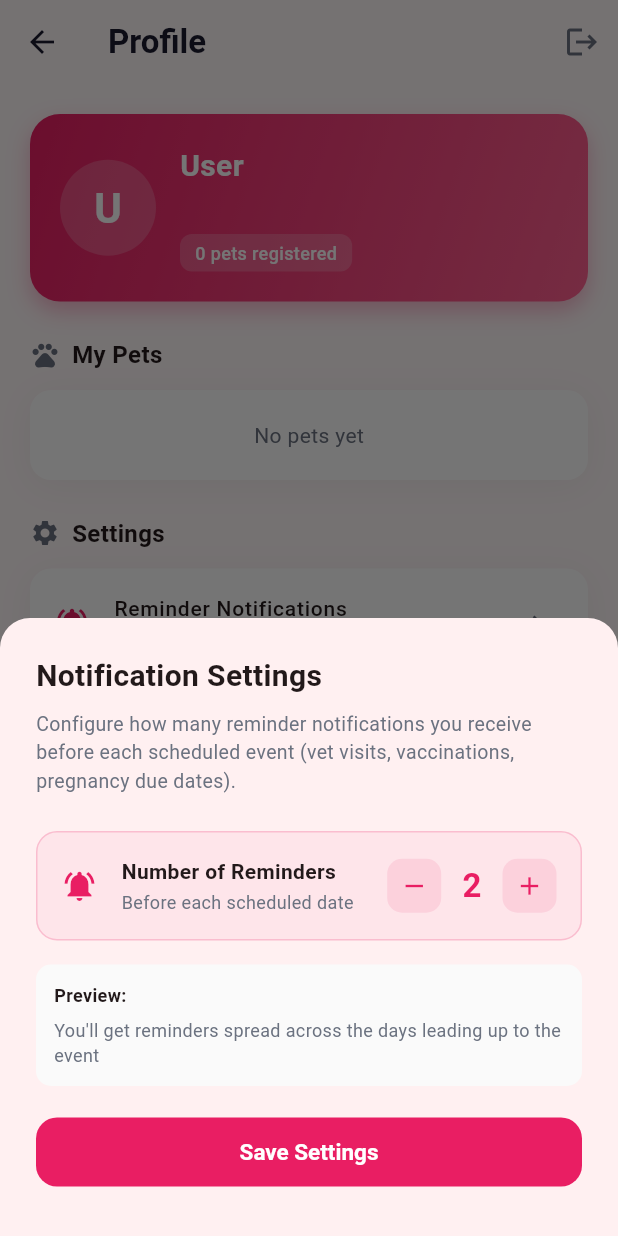
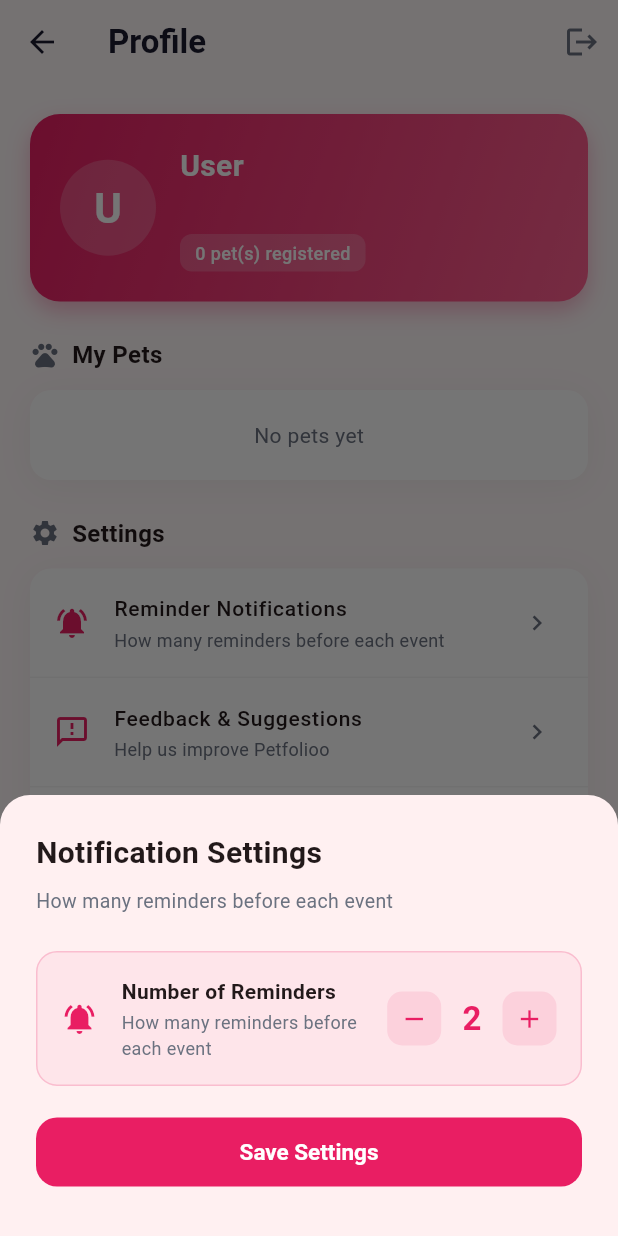
Before and after one commit to abdelaziz-allam/pet-roll-ai, a Flutter app: the ProfileScreen screen opened directly, after a tap on "Reminder Notifications", on a phone screen of 412 x 824 dp. Run offline on Flutter 3.47's test engine with Material 3 defaults, Android fonts, the phone set to English and light mode, and no system bars; our stand-ins replace cached_network_image, cloud_firestore, dio, file_picker, firebase_auth, firebase_core and 18 more; accounts and stored records are empty; network calls fail.

Commit message:
fix(app): resolve 7 bugs reported by tester (v1.1.1)
- Fix Google Sign-in: remove serverClientId causing SHA-1 mismatch,
  clear cached credentials before sign-in, handle 404 fallback to register
- Fix notification PlatformException crash: wrap all zonedSchedule calls
  in try-catch to prevent "Missing type parameter" crash on Android,
  add required SCHEDULE_EXACT_ALARM/POST_NOTIFICATIONS permissions
- Fix health record modal not closing: isolate notification scheduling
  from the save flow so notification failures don't block modal dismiss
- Fix vaccination save 500 error: correct field name from
  'administeredDate' to 'dateAdministered', filter null/empty fields
- Fix Rate Us: remove 30-day cooldown that blocked the dialog entirely
- Fix adaptive icon: set background color to match app brand pink
- Bump version to 1.1.1+4

```diff
--- a/monorepo/app/lib/core/services/notification_service.dart
+++ b/monorepo/app/lib/core/services/notification_service.dart
@@ -180,6 +180,7 @@ class NotificationService {
     required String body,
     required DateTime scheduledDate,
   }) async {
+    try {
       final tzDate = tz.TZDateTime.from(scheduledDate, tz.local);
 
       await _plugin.zonedSchedule(
@@ -204,6 +205,9 @@ class NotificationService {
         androidScheduleMode: AndroidScheduleMode.inexactAllowWhileIdle,
         uiLocalNotificationDateInterpretation: UILocalNotificationDateInterpretation.absoluteTime,
       );
+    } catch (_) {
+      // Silently fail if notification scheduling fails (e.g. missing exact alarm permission)
+    }
   }
 
   Future<void> cancelAll(int baseId, {int range = 10}) async {
--- a/monorepo/app/lib/features/health/screens/health_records_screen.dart
+++ b/monorepo/app/lib/features/health/screens/health_records_screen.dart
@@ -150,6 +150,7 @@ class _HealthRecordsScreenState extends State<HealthRecordsScreen> {
                         });
 
                         if (nextVisitDate != null) {
+                          try {
                             final notifId = widget.petId.hashCode + titleCtrl.text.hashCode;
                             await NotificationService().scheduleReminders(
                               baseId: notifId.abs() % 100000,
@@ -157,6 +158,7 @@ class _HealthRecordsScreenState extends State<HealthRecordsScreen> {
                               body: '${titleCtrl.text} - Next visit at ${vetCtrl.text.isNotEmpty ? vetCtrl.text : "vet"}',
                               targetDate: nextVisitDate!,
                             );
+                          } catch (_) {}
                         }
 
                         Navigator.pop(ctx);
--- a/monorepo/app/lib/features/pets/screens/pet_detail_screen.dart
+++ b/monorepo/app/lib/features/pets/screens/pet_detail_screen.dart
@@ -466,12 +466,14 @@ class _PetDetailScreenState extends State<PetDetailScreen> with SingleTickerProv
       });
 
       // Schedule birthday notification
+      try {
         final notifId = (_pet['id'].hashCode + 99999).abs() % 100000;
         await NotificationService().scheduleBirthdayNotification(
           notificationId: notifId,
           petName: _pet['name'] ?? 'Your pet',
           birthDate: picked,
         );
+      } catch (_) {}
 
       setState(() => _pet['dateOfBirth'] = picked.toIso8601String());
 
--- a/monorepo/app/lib/features/profile/screens/profile_screen.dart
+++ b/monorepo/app/lib/features/profile/screens/profile_screen.dart
@@ -4,6 +4,7 @@ import 'package:shared_preferences/shared_preferences.dart';
 import '../../../core/services/api_service.dart';
 import '../../../core/services/notification_service.dart';
 import '../../../core/theme/app_theme.dart';
+import '../../../l10n/generated/app_localizations.dart';
 import '../../../main.dart';
 import '../../feedback/feedback_screen.dart';
 import '../../pets/screens/pet_detail_screen.dart';
@@ -39,24 +40,23 @@ class _ProfileScreenState extends State<ProfileScreen> {
   }
 
   void _showDeleteAccountDialog() {
+    final l10n = AppLocalizations.of(context)!;
     showDialog(
       context: context,
       builder: (ctx) => AlertDialog(
         shape: RoundedRectangleBorder(borderRadius: BorderRadius.circular(16)),
-        title: const Row(
+        title: Row(
           children: [
-            Icon(Icons.warning_amber_rounded, color: AppTheme.error, size: 28),
-            SizedBox(width: 10),
-            Text('Delete Account'),
+            const Icon(Icons.warning_amber_rounded, color: AppTheme.error, size: 28),
+            const SizedBox(width: 10),
+            Text(l10n.deleteAccount),
           ],
         ),
-        content: const Text(
-          'This will permanently delete your account and all associated data including pets, health records, and mating listings. This action cannot be undone.',
-        ),
+        content: Text(l10n.deleteAccountConfirm),
         actions: [
           TextButton(
             onPressed: () => Navigator.pop(ctx),
-            child: const Text('Cancel'),
+            child: Text(l10n.cancel),
           ),
           ElevatedButton(
             onPressed: () async {
@@ -73,13 +73,13 @@ class _ProfileScreenState extends State<ProfileScreen> {
               } catch (e) {
                 if (mounted) {
                   ScaffoldMessenger.of(context).showSnackBar(
-                    SnackBar(content: Text('Error: $e'), backgroundColor: AppTheme.error),
+                    SnackBar(content: Text('${l10n.error}: $e'), backgroundColor: AppTheme.error),
                   );
                 }
               }
             },
             style: ElevatedButton.styleFrom(backgroundColor: AppTheme.error),
-            child: const Text('Delete', style: TextStyle(color: Colors.white)),
+            child: Text(l10n.delete, style: const TextStyle(color: Colors.white)),
           ),
         ],
       ),
@@ -87,16 +87,17 @@ class _ProfileScreenState extends State<ProfileScreen> {
   }
 
   void _showDeletePetDialog(dynamic pet) {
+    final l10n = AppLocalizations.of(context)!;
     showDialog(
       context: context,
       builder: (ctx) => AlertDialog(
         shape: RoundedRectangleBorder(borderRadius: BorderRadius.circular(16)),
-        title: Text('Delete ${pet['name'] ?? 'Pet'}?'),
-        content: const Text('This will permanently remove this pet and all related records.'),
+        title: Text('${l10n.deletePet} ${pet['name'] ?? ''}?'),
+        content: Text(l10n.deleteAccountConfirm),
         actions: [
           TextButton(
             onPressed: () => Navigator.pop(ctx),
-            child: const Text('Cancel'),
+            child: Text(l10n.cancel),
           ),
           ElevatedButton(
             onPressed: () async {
@@ -106,19 +107,19 @@ class _ProfileScreenState extends State<ProfileScreen> {
                 _loadProfile();
                 if (mounted) {
                   ScaffoldMessenger.of(context).showSnackBar(
-                    const SnackBar(content: Text('Pet deleted'), backgroundColor: AppTheme.success),
+                    SnackBar(content: Text(l10n.success), backgroundColor: AppTheme.success),
                   );
                 }
               } catch (e) {
                 if (mounted) {
                   ScaffoldMessenger.of(context).showSnackBar(
-                    SnackBar(content: Text('Error: $e'), backgroundColor: AppTheme.error),
+                    SnackBar(content: Text('${l10n.error}: $e'), backgroundColor: AppTheme.error),
                   );
                 }
               }
             },
             style: ElevatedButton.styleFrom(backgroundColor: AppTheme.error),
-            child: const Text('Delete', style: TextStyle(color: Colors.white)),
+            child: Text(l10n.delete, style: const TextStyle(color: Colors.white)),
           ),
         ],
       ),
@@ -134,33 +135,19 @@ class _ProfileScreenState extends State<ProfileScreen> {
   }
 
   Future<void> _requestReview() async {
-    final prefs = await SharedPreferences.getInstance();
-    final lastPrompt = prefs.getInt('last_review_prompt') ?? 0;
-    final now = DateTime.now().millisecondsSinceEpoch;
-    final thirtyDays = 30 * 24 * 60 * 60 * 1000;
-
-    if (now - lastPrompt < thirtyDays && lastPrompt > 0) {
-      if (mounted) {
-        ScaffoldMessenger.of(context).showSnackBar(
-          const SnackBar(content: Text('Thank you! You can rate us again later.'), backgroundColor: AppTheme.primary),
-        );
-      }
-      return;
-    }
-
-    await prefs.setInt('last_review_prompt', now);
+    final l10n = AppLocalizations.of(context)!;
 
     if (mounted) {
       showDialog(
         context: context,
         builder: (ctx) => AlertDialog(
           shape: RoundedRectangleBorder(borderRadius: BorderRadius.circular(16)),
-          title: const Text('Enjoying Petfolioo?', style: TextStyle(fontWeight: FontWeight.w700)),
-          content: const Text('If you love our app, please take a moment to rate us on the Play Store. Your feedback helps us grow!'),
+          title: Text(l10n.enjoyingApp, style: const TextStyle(fontWeight: FontWeight.w700)),
+          content: Text(l10n.rateUsMessage),
           actions: [
             TextButton(
               onPressed: () => Navigator.pop(ctx),
-              child: const Text('Later'),
+              child: Text(l10n.later),
             ),
             ElevatedButton(
               onPressed: () {
@@ -168,7 +155,7 @@ class _ProfileScreenState extends State<ProfileScreen> {
                 _openPlayStore();
               },
               style: ElevatedButton.styleFrom(backgroundColor: AppTheme.primary),
-              child: const Text('Rate Now', style: TextStyle(color: Colors.white)),
+              child: Text(l10n.rateNow, style: const TextStyle(color: Colors.white)),
             ),
           ],
         ),
@@ -187,9 +174,10 @@ class _ProfileScreenState extends State<ProfileScreen> {
 
   @override
   Widget build(BuildContext context) {
+    final l10n = AppLocalizations.of(context)!;
     return Scaffold(
       appBar: AppBar(
-        title: const Text('Profile', style: TextStyle(fontWeight: FontWeight.w700)),
+        title: Text(l10n.profile, style: const TextStyle(fontWeight: FontWeight.w700)),
         actions: [
           IconButton(
             onPressed: _logout,
@@ -206,18 +194,18 @@ class _ProfileScreenState extends State<ProfileScreen> {
                 children: [
                   _buildProfileHeader(),
                   const SizedBox(height: 24),
-                  _buildSection('My Pets', Icons.pets),
+                  _buildSection(l10n.myPets, Icons.pets),
                   const SizedBox(height: 12),
                   if (_pets.isEmpty)
                     _buildEmptyPets()
                   else
                     ..._pets.map((pet) => _buildPetTile(pet)),
                   const SizedBox(height: 24),
-                  _buildSection('Settings', Icons.settings),
+                  _buildSection(l10n.settings, Icons.settings),
                   const SizedBox(height: 12),
                   _buildSettingsCard(),
                   const SizedBox(height: 24),
-                  _buildSection('Danger Zone', Icons.warning_amber_rounded),
+                  _buildSection(l10n.dangerZone, Icons.warning_amber_rounded),
                   const SizedBox(height: 12),
                   _buildDangerZone(),
                   const SizedBox(height: 40),
@@ -282,7 +270,7 @@ class _ProfileScreenState extends State<ProfileScreen> {
                     borderRadius: BorderRadius.circular(8),
                   ),
                   child: Text(
-                    '${_pets.length} pet${_pets.length == 1 ? '' : 's'} registered',
+                    AppLocalizations.of(context)!.petsRegistered(_pets.length),
                     style: const TextStyle(fontSize: 12, color: Colors.white, fontWeight: FontWeight.w500),
                   ),
                 ),
@@ -312,8 +300,8 @@ class _ProfileScreenState extends State<ProfileScreen> {
         borderRadius: BorderRadius.circular(14),
         boxShadow: AppTheme.cardShadow,
       ),
-      child: const Center(
-        child: Text('No pets yet', style: TextStyle(color: AppTheme.textSecondary)),
+      child: Center(
+        child: Text(AppLocalizations.of(context)!.noPetsYet, style: const TextStyle(color: AppTheme.textSecondary)),
       ),
     );
   }
@@ -375,6 +363,7 @@ class _ProfileScreenState extends State<ProfileScreen> {
   }
 
   Widget _buildSettingsCard() {
+    final l10n = AppLocalizations.of(context)!;
     return Container(
       decoration: BoxDecoration(
         color: Colors.white,
@@ -385,40 +374,40 @@ class _ProfileScreenState extends State<ProfileScreen> {
         children: [
           ListTile(
             leading: const Icon(Icons.notifications_active, color: AppTheme.primary),
-            title: const Text('Reminder Notifications', style: TextStyle(fontWeight: FontWeight.w500, fontSize: 14)),
-            subtitle: const Text('How many reminders before each event', style: TextStyle(fontSize: 12, color: AppTheme.textSecondary)),
+            title: Text(l10n.reminderNotifications, style: const TextStyle(fontWeight: FontWeight.w500, fontSize: 14)),
+            subtitle: Text(l10n.reminderNotificationsDesc, style: const TextStyle(fontSize: 12, color: AppTheme.textSecondary)),
             trailing: const Icon(Icons.chevron_right, color: AppTheme.textSecondary, size: 20),
             onTap: _showNotificationSettings,
           ),
           Divider(height: 1, color: Colors.grey.shade100),
           ListTile(
             leading: const Icon(Icons.feedback_outlined, color: AppTheme.primary),
-            title: const Text('Feedback & Suggestions', style: TextStyle(fontWeight: FontWeight.w500, fontSize: 14)),
-            subtitle: const Text('Help us improve Petfolioo', style: TextStyle(fontSize: 12, color: AppTheme.textSecondary)),
+            title: Text(l10n.feedbackAndSuggestions, style: const TextStyle(fontWeight: FontWeight.w500, fontSize: 14)),
+            subtitle: Text(l10n.feedbackDesc, style: const TextStyle(fontSize: 12, color: AppTheme.textSecondary)),
             trailing: const Icon(Icons.chevron_right, color: AppTheme.textSecondary, size: 20),
             onTap: () => Navigator.push(context, MaterialPageRoute(builder: (_) => const FeedbackScreen())),
           ),
           Divider(height: 1, color: Colors.grey.shade100),
           ListTile(
             leading: const Icon(Icons.star_outline, color: AppTheme.primary),
-            title: const Text('Rate Us', style: TextStyle(fontWeight: FontWeight.w500, fontSize: 14)),
-            subtitle: const Text('Love Petfolioo? Leave a review!', style: TextStyle(fontSize: 12, color: AppTheme.textSecondary)),
+            title: Text(l10n.rateUs, style: const TextStyle(fontWeight: FontWeight.w500, fontSize: 14)),
+            subtitle: Text(l10n.rateUsDesc, style: const TextStyle(fontSize: 12, color: AppTheme.textSecondary)),
             trailing: const Icon(Icons.chevron_right, color: AppTheme.textSecondary, size: 20),
             onTap: _requestReview,
           ),
           Divider(height: 1, color: Colors.grey.shade100),
           ListTile(
             leading: const Icon(Icons.language, color: AppTheme.primary),
-            title: const Text('Language', style: TextStyle(fontWeight: FontWeight.w500, fontSize: 14)),
+            title: Text(l10n.language, style: const TextStyle(fontWeight: FontWeight.w500, fontSize: 14)),
             subtitle: Text(
-              localeNotifier.value.languageCode == 'sv' ? 'Svenska' : 'English',
+              localeNotifier.value.languageCode == 'sv' ? l10n.swedish : l10n.english,
               style: const TextStyle(fontSize: 12, color: AppTheme.textSecondary),
             ),
             trailing: const Icon(Icons.chevron_right, color: AppTheme.textSecondary, size: 20),
             onTap: _showLanguagePicker,
           ),
           Divider(height: 1, color: Colors.grey.shade100),
-          _settingsTile(Icons.info_outline, 'About', 'Petfolioo v1.0.1'),
+          _settingsTile(Icons.info_outline, l10n.about, 'Petfolioo v1.0.1'),
         ],
       ),
     );
@@ -426,6 +415,7 @@ class _ProfileScreenState extends State<ProfileScreen> {
 
   void _showNotificationSettings() async {
     int currentCount = await NotificationService().getReminderCount();
+    final l10n = AppLocalizations.of(context)!;
 
     if (!mounted) return;
     showModalBottomSheet(
@@ -438,11 +428,11 @@ class _ProfileScreenState extends State<ProfileScreen> {
             mainAxisSize: MainAxisSize.min,
             crossAxisAlignment: CrossAxisAlignment.start,
             children: [
-              const Text('Notification Settings', style: TextStyle(fontSize: 20, fontWeight: FontWeight.w700)),
+              Text(l10n.notificationSettings, style: const TextStyle(fontSize: 20, fontWeight: FontWeight.w700)),
               const SizedBox(height: 8),
-              const Text(
-                'Configure how many reminder notifications you receive before each scheduled event (vet visits, vaccinations, pregnancy due dates).',
-                style: TextStyle(fontSize: 13, color: AppTheme.textSecondary),
+              Text(
+                l10n.reminderNotificationsDesc,
+                style: const TextStyle(fontSize: 13, color: AppTheme.textSecondary),
               ),
               const SizedBox(height: 24),
               Container(
@@ -456,13 +446,13 @@ class _ProfileScreenState extends State<ProfileScreen> {
                   children: [
                     const Icon(Icons.notifications_active, color: AppTheme.primary),
                     const SizedBox(width: 16),
-                    const Expanded(
+                    Expanded(
                       child: Column(
                         crossAxisAlignment: CrossAxisAlignment.start,
                         children: [
-                          Text('Number of Reminders', style: TextStyle(fontWeight: FontWeight.w600, fontSize: 14)),
-                          SizedBox(height: 2),
-                          Text('Before each scheduled date', style: TextStyle(fontSize: 12, color: AppTheme.textSecondary)),
+                          Text(l10n.numberOfReminders, style: const TextStyle(fontWeight: FontWeight.w600, fontSize: 14)),
+                          const SizedBox(height: 2),
+                          Text(l10n.reminderNotificationsDesc, style: const TextStyle(fontSize: 12, color: AppTheme.textSecondary)),
                         ],
                       ),
                     ),
@@ -483,25 +473,6 @@ class _ProfileScreenState extends State<ProfileScreen> {
                   ],
                 ),
               ),
-              const SizedBox(height: 16),
-              Container(
-                padding: const EdgeInsets.all(12),
-                decoration: BoxDecoration(
-                  color: Colors.grey.shade50,
-                  borderRadius: BorderRadius.circular(10),
-                ),
-                child: Column(
-                  crossAxisAlignment: CrossAxisAlignment.start,
-                  children: [
-                    const Text('Preview:', style: TextStyle(fontWeight: FontWeight.w600, fontSize: 12)),
-                    const SizedBox(height: 6),
-                    Text(
-                      _buildReminderPreview(currentCount),
-                      style: const TextStyle(fontSize: 12, color: AppTheme.textSecondary),
-                    ),
-                  ],
-                ),
-              ),
               const SizedBox(height: 20),
               SizedBox(
                 width: double.infinity,
@@ -511,14 +482,11 @@ class _ProfileScreenState extends State<ProfileScreen> {
                     Navigator.pop(ctx);
                     if (mounted) {
                       ScaffoldMessenger.of(context).showSnackBar(
-                        SnackBar(
-                          content: Text('Reminders set to $currentCount notifications before each event'),
-                          backgroundColor: AppTheme.success,
-                        ),
+                        SnackBar(content: Text(l10n.success), backgroundColor: AppTheme.success),
                       );
                     }
                   },
-                  child: const Text('Save Settings'),
+                  child: Text(l10n.saveSettings),
                 ),
               ),
               const SizedBox(height: 8),
@@ -543,15 +511,8 @@ class _ProfileScreenState extends State<ProfileScreen> {
     );
   }
 
-  String _buildReminderPreview(int count) {
-    if (count == 1) return 'You\'ll get 1 reminder a few days before the event';
-    if (count == 2) return 'You\'ll get reminders spread across the days leading up to the event';
-    if (count == 3) return 'You\'ll get 3 reminders: early, mid, and close to the event';
-    if (count == 4) return 'You\'ll get 4 reminders spread evenly before the event';
-    return 'You\'ll get 5 reminders (maximum) spread before the event';
-  }
-
   void _showLanguagePicker() {
+    final l10n = AppLocalizations.of(context)!;
     showModalBottomSheet(
       context: context,
       shape: const RoundedRectangleBorder(borderRadius: BorderRadius.vertical(top: Radius.circular(20))),
@@ -561,7 +522,7 @@ class _ProfileScreenState extends State<ProfileScreen> {
           mainAxisSize: MainAxisSize.min,
           crossAxisAlignment: CrossAxisAlignment.start,
           children: [
-            const Text('Select Language', style: TextStyle(fontSize: 20, fontWeight: FontWeight.w700)),
+            Text(l10n.selectLanguage, style: const TextStyle(fontSize: 20, fontWeight: FontWeight.w700)),
             const SizedBox(height: 20),
             _buildLanguageOption(ctx, 'English', 'en'),
             const SizedBox(height: 8),
@@ -616,6 +577,7 @@ class _ProfileScreenState extends State<ProfileScreen> {
   }
 
   Widget _buildDangerZone() {
+    final l10n = AppLocalizations.of(context)!;
     return Container(
       decoration: BoxDecoration(
         color: Colors.white,
@@ -627,14 +589,14 @@ class _ProfileScreenState extends State<ProfileScreen> {
         children: [
           ListTile(
             leading: const Icon(Icons.logout, color: AppTheme.error),
-            title: const Text('Log Out', style: TextStyle(fontWeight: FontWeight.w500, color: AppTheme.error, fontSize: 14)),
+            title: Text(l10n.logout, style: const TextStyle(fontWeight: FontWeight.w500, color: AppTheme.error, fontSize: 14)),
             onTap: _logout,
           ),
           Divider(height: 1, color: Colors.grey.shade100),
           ListTile(
             leading: const Icon(Icons.delete_forever, color: AppTheme.error),
-            title: const Text('Delete Account', style: TextStyle(fontWeight: FontWeight.w500, color: AppTheme.error, fontSize: 14)),
-            subtitle: const Text('Permanently remove all data', style: TextStyle(fontSize: 12, color: AppTheme.textSecondary)),
+            title: Text(l10n.deleteAccount, style: const TextStyle(fontWeight: FontWeight.w500, color: AppTheme.error, fontSize: 14)),
+            subtitle: Text(l10n.permanentlyRemoveData, style: const TextStyle(fontSize: 12, color: AppTheme.textSecondary)),
             onTap: _showDeleteAccountDialog,
           ),
         ],
--- a/monorepo/app/pubspec.yaml
+++ b/monorepo/app/pubspec.yaml
@@ -1,7 +1,7 @@
 name: pet_roll
 description: Petfolioo - Your Pet Companion App
 publish_to: 'none'
-version: 1.0.1+2
+version: 1.1.1+4
 
 environment:
   sdk: '>=3.2.0 <4.0.0'
```
Also changed, not shown: monorepo/app/lib/features/auth/login_screen.dart (+9 -2 lines), monorepo/app/lib/features/notifications/services/birthday_notification_service.dart (+8 -0 lines), monorepo/app/lib/features/vaccination/screens/vaccination_screen.dart (+14 -10 lines), 2 other files. Lines whose indentation alone changed are shown as unchanged.
